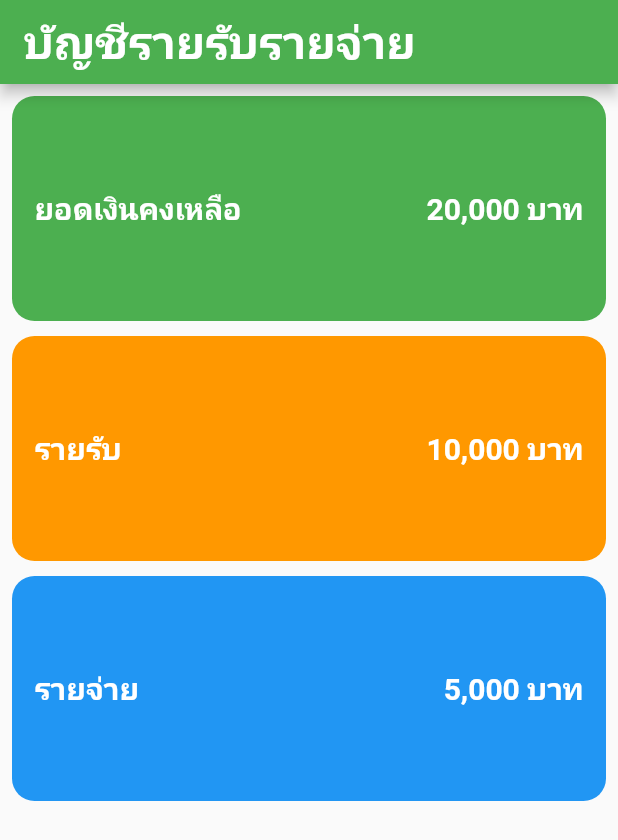
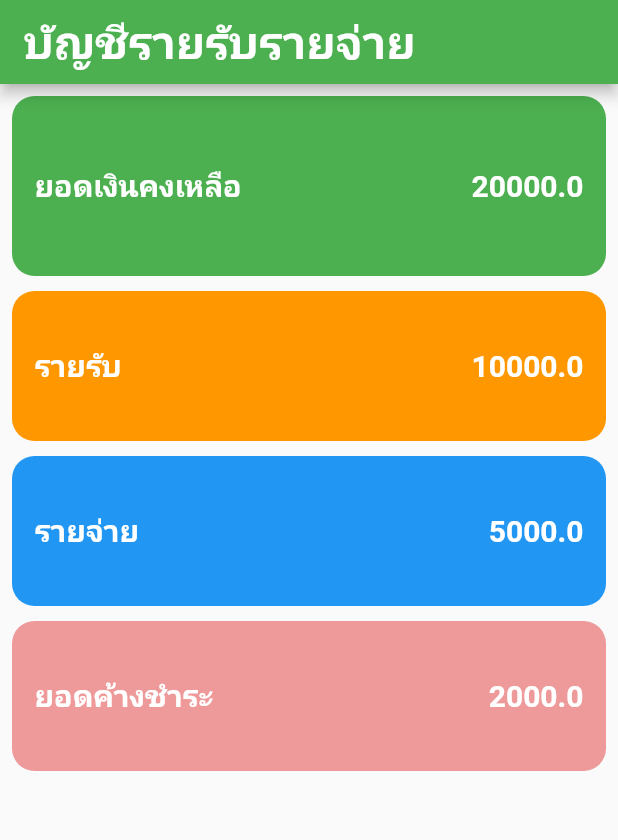
Before and after one commit to clipme47/ledger_app, a Flutter app: the screen it shows after launch, on a phone screen of 412 x 824 dp. Shown: the top 840 px of the screen. Run offline on Flutter 3.47's test engine with Material 2 defaults, Android fonts, the phone set to English and light mode, and no system bars.

Commit message:
apply oop

```diff
--- /dev/null
+++ b/ledger_app/lib/MoneyBox.dart
@@ -0,0 +1,40 @@
+import 'package:flutter/material.dart';
+
+//สร้างต้นแบบ container
+class MoneyBox extends StatelessWidget {
+  String title;
+  double amount;
+  Color color;
+  double size;
+
+  MoneyBox(this.title, this.amount, this.color, this.size);
+
+  @override
+  Widget build(BuildContext context) {
+    return Container(
+      padding: const EdgeInsets.all(15.0),
+      decoration:
+          BoxDecoration(color: color, borderRadius: BorderRadius.circular(15)),
+      height: size,
+      child: Row(
+        children: [
+          Text(
+            title,
+            style: TextStyle(
+                fontSize: 20, color: Colors.white, fontWeight: FontWeight.bold),
+          ),
+          Expanded(
+            child: Text(
+              amount.toString(),
+              style: TextStyle(
+                  fontSize: 20,
+                  color: Colors.white,
+                  fontWeight: FontWeight.bold),
+              textAlign: TextAlign.right,
+            ),
+          )
+        ],
+      ),
+    );
+  }
+}
--- a/ledger_app/lib/main.dart
+++ b/ledger_app/lib/main.dart
@@ -1,4 +1,5 @@
 import 'package:flutter/material.dart';
+import 'MoneyBox.dart';
 
 void main() {
   runApp(MyApp());
@@ -36,96 +37,19 @@ class _MyHomepageState extends State<MyHomepage> {
           padding: const EdgeInsets.all(8.0),
           child: Column(
             children: [
-              Container(
-                padding: const EdgeInsets.all(15.0),
-                decoration: BoxDecoration(
-                    color: Colors.green,
-                    borderRadius: BorderRadius.circular(15)),
-                height: 150,
-                child: Row(
-                  children: [
-                    Text(
-                      "ยอดเงินคงเหลือ",
-                      style: TextStyle(
-                          fontSize: 20,
-                          color: Colors.white,
-                          fontWeight: FontWeight.bold),
-                    ),
-                    Expanded(
-                      child: Text(
-                        "20,000 บาท",
-                        style: TextStyle(
-                            fontSize: 20,
-                            color: Colors.white,
-                            fontWeight: FontWeight.bold),
-                        textAlign: TextAlign.right,
-                      ),
-                    )
-                  ],
-                ),
-              ),
+              MoneyBox("ยอดเงินคงเหลือ", 20000, Colors.green, 120),
               SizedBox(
                 height: 10,
               ),
-              Container(
-                padding: const EdgeInsets.all(15.0),
-                decoration: BoxDecoration(
-                    color: Colors.orange,
-                    borderRadius: BorderRadius.circular(15)),
-                height: 150,
-                child: Row(
-                  children: [
-                    Text(
-                      "รายรับ",
-                      style: TextStyle(
-                          fontSize: 20,
-                          color: Colors.white,
-                          fontWeight: FontWeight.bold),
-                    ),
-                    Expanded(
-                      child: Text(
-                        "10,000 บาท",
-                        style: TextStyle(
-                            fontSize: 20,
-                            color: Colors.white,
-                            fontWeight: FontWeight.bold),
-                        textAlign: TextAlign.right,
-                      ),
-                    )
-                  ],
-                ),
-              ),
+              MoneyBox("รายรับ", 10000, Colors.orange, 100),
               SizedBox(
                 height: 10,
               ),
-              Container(
-                padding: const EdgeInsets.all(15.0),
-                decoration: BoxDecoration(
-                    color: Colors.blue,
-                    borderRadius: BorderRadius.circular(15)),
-                height: 150,
-                child: Row(
-                  children: [
-                    Text(
-                      "รายจ่าย",
-                      style: TextStyle(
-                          fontSize: 20,
-                          color: Colors.white,
-                          fontWeight: FontWeight.bold),
-                    ),
-                    Expanded(
-                      child: Text(
-                        "5,000 บาท",
-                        style: TextStyle(
-                            fontSize: 20,
-                            color: Colors.white,
-                            fontWeight: FontWeight.bold),
-                        textAlign: TextAlign.right,
-                      ),
-                    )
-                  ],
-                ),
+              MoneyBox("รายจ่าย", 5000, Colors.blue, 100),
+              SizedBox(
+                height: 10,
               ),
+              MoneyBox("ยอดค้างชำระ", 2000, Colors.red[200], 100),
             ],
           )),
     );
```
